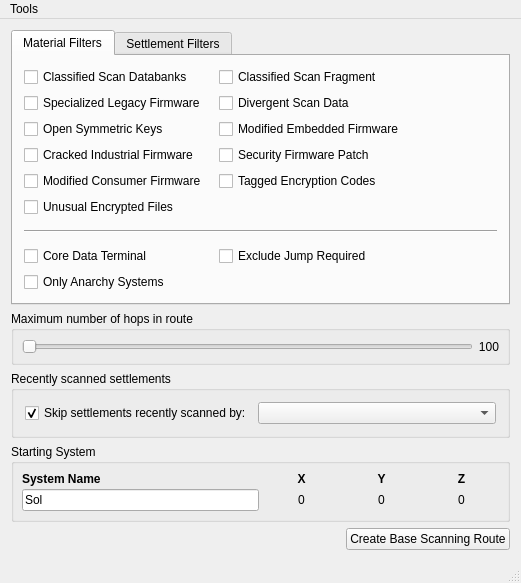
First picture: the form in src/MainWindow.ui, repository neotron/EDPathFinder, before the edit.
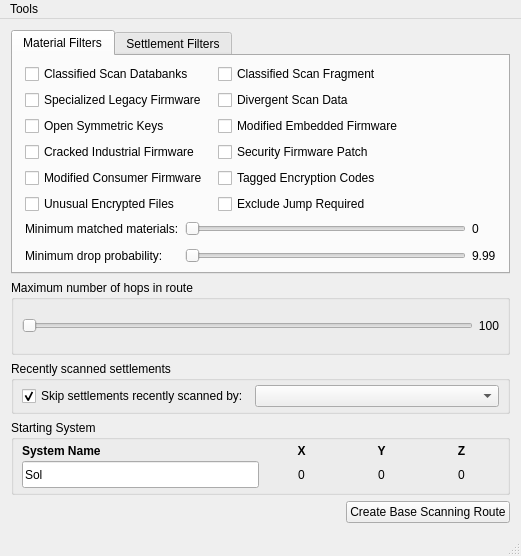
Second picture: the form after the edit. Custom widgets are drawn as their Qt base class.

Commit message:
Added the drop probability, and filtering on that.
Also fixed up layout some, making it a bit more compact (exploration router especially).

```diff
--- a/src/MainWindow.ui
+++ b/src/MainWindow.ui
@@ -7,7 +7,7 @@
     <x>0</x>
     <y>0</y>
     <width>521</width>
-    <height>563</height>
+    <height>556</height>
    </rect>
   </property>
   <property name="sizePolicy">
@@ -54,6 +54,20 @@
        <attribute name="title">
         <string>Material Filters</string>
        </attribute>
+       <layout class="QVBoxLayout" name="verticalLayout_3">
+        <property name="leftMargin">
+         <number>12</number>
+        </property>
+        <property name="topMargin">
+         <number>8</number>
+        </property>
+        <property name="rightMargin">
+         <number>12</number>
+        </property>
+        <property name="bottomMargin">
+         <number>8</number>
+        </property>
+        <item>
        <layout class="QGridLayout" name="gridLayout_2">
         <item row="0" column="0">
          <widget class="QCheckBox" name="csd">
@@ -198,48 +212,7 @@
           </property>
          </widget>
         </item>
-        <item row="6" column="0" colspan="2">
-         <widget class="Line" name="line">
-          <property name="sizePolicy">
-           <sizepolicy hsizetype="MinimumExpanding" vsizetype="MinimumExpanding">
-            <horstretch>0</horstretch>
-            <verstretch>0</verstretch>
-           </sizepolicy>
-          </property>
-          <property name="frameShadow">
-           <enum>QFrame::Sunken</enum>
-          </property>
-          <property name="orientation">
-           <enum>Qt::Horizontal</enum>
-          </property>
-         </widget>
-        </item>
-        <item row="7" column="0">
-         <widget class="QCheckBox" name="cdt">
-          <property name="sizePolicy">
-           <sizepolicy hsizetype="MinimumExpanding" vsizetype="MinimumExpanding">
-            <horstretch>0</horstretch>
-            <verstretch>0</verstretch>
-           </sizepolicy>
-          </property>
-          <property name="minimumSize">
-           <size>
-            <width>0</width>
-            <height>0</height>
-           </size>
-          </property>
-          <property name="toolTip">
-           <string>The base includes a scannable Core Data Terminal for extra income.</string>
-          </property>
-          <property name="text">
-           <string>Core Data Terminal</string>
-          </property>
-          <property name="checked">
-           <bool>false</bool>
-          </property>
-         </widget>
-        </item>
-        <item row="7" column="1">
+          <item row="5" column="1">
          <widget class="QCheckBox" name="jump">
           <property name="sizePolicy">
            <sizepolicy hsizetype="MinimumExpanding" vsizetype="MinimumExpanding">
@@ -261,21 +234,109 @@
           </property>
          </widget>
         </item>
-        <item row="8" column="0">
-         <widget class="QCheckBox" name="anarchy">
-          <property name="sizePolicy">
-           <sizepolicy hsizetype="MinimumExpanding" vsizetype="MinimumExpanding">
-            <horstretch>0</horstretch>
-            <verstretch>0</verstretch>
-           </sizepolicy>
+         </layout>
+        </item>
+        <item>
+         <spacer name="verticalSpacer">
+          <property name="orientation">
+           <enum>Qt::Vertical</enum>
           </property>
-          <property name="toolTip">
-           <string>Only include bases in anarchy systems (no bounties).</string>
+          <property name="sizeType">
+           <enum>QSizePolicy::MinimumExpanding</enum>
           </property>
+          <property name="sizeHint" stdset="0">
+           <size>
+            <width>20</width>
+            <height>0</height>
+           </size>
+          </property>
+         </spacer>
+        </item>
+        <item>
+         <layout class="QGridLayout" name="gridLayout_4">
+          <property name="verticalSpacing">
+           <number>12</number>
+          </property>
+          <item row="0" column="0">
+           <widget class="QLabel" name="label_5">
           <property name="text">
-           <string>Only Anarchy Systems</string>
-          </property>
-         </widget>
+             <string>Minimum matched materials:</string>
+            </property>
+           </widget>
+          </item>
+          <item row="0" column="1">
+           <widget class="QSlider" name="minMats">
+            <property name="minimum">
+             <number>1</number>
+            </property>
+            <property name="maximum">
+             <number>1</number>
+            </property>
+            <property name="orientation">
+             <enum>Qt::Horizontal</enum>
+            </property>
+           </widget>
+          </item>
+          <item row="0" column="2">
+           <widget class="QLabel" name="minMatsLabel">
+            <property name="text">
+             <string>0</string>
+            </property>
+           </widget>
+          </item>
+          <item row="1" column="0">
+           <widget class="QLabel" name="label_6">
+            <property name="text">
+             <string>Minimum drop probability:</string>
+            </property>
+           </widget>
+          </item>
+          <item row="1" column="1">
+           <widget class="QSlider" name="dropProbability">
+            <property name="maximum">
+             <number>20</number>
+            </property>
+            <property name="singleStep">
+             <number>1</number>
+            </property>
+            <property name="pageStep">
+             <number>4</number>
+            </property>
+            <property name="orientation">
+             <enum>Qt::Horizontal</enum>
+            </property>
+           </widget>
+          </item>
+          <item row="1" column="2">
+           <widget class="QLabel" name="dropProbabilityLabel">
+            <property name="minimumSize">
+             <size>
+              <width>22</width>
+              <height>0</height>
+             </size>
+            </property>
+            <property name="text">
+             <string>9.99</string>
+            </property>
+           </widget>
+          </item>
+         </layout>
+        </item>
+        <item>
+         <spacer name="verticalSpacer_2">
+          <property name="orientation">
+           <enum>Qt::Vertical</enum>
+          </property>
+          <property name="sizeType">
+           <enum>QSizePolicy::MinimumExpanding</enum>
+          </property>
+          <property name="sizeHint" stdset="0">
+           <size>
+            <width>20</width>
+            <height>0</height>
+           </size>
+          </property>
+         </spacer>
         </item>
        </layout>
       </widget>
@@ -284,6 +345,18 @@
         <string>Settlement Filters</string>
        </attribute>
        <layout class="QVBoxLayout" name="verticalLayout_4">
+        <property name="leftMargin">
+         <number>12</number>
+        </property>
+        <property name="topMargin">
+         <number>8</number>
+        </property>
+        <property name="rightMargin">
+         <number>12</number>
+        </property>
+        <property name="bottomMargin">
+         <number>8</number>
+        </property>
         <item>
          <widget class="QGroupBox" name="groupBox_3">
           <property name="sizePolicy">
@@ -303,13 +376,13 @@
             <number>8</number>
            </property>
            <property name="topMargin">
-            <number>8</number>
+            <number>4</number>
            </property>
            <property name="rightMargin">
             <number>8</number>
            </property>
            <property name="bottomMargin">
-            <number>8</number>
+            <number>4</number>
            </property>
            <item>
             <widget class="QCheckBox" name="noSec">
@@ -418,13 +491,13 @@
             <number>8</number>
            </property>
            <property name="topMargin">
-            <number>8</number>
+            <number>4</number>
            </property>
            <property name="rightMargin">
             <number>8</number>
            </property>
            <property name="bottomMargin">
-            <number>8</number>
+            <number>4</number>
            </property>
            <item>
             <widget class="QCheckBox" name="smallSize">
@@ -483,6 +556,18 @@
            <string>Entry Distance Filtering</string>
           </property>
           <layout class="QVBoxLayout" name="verticalLayout_2">
+           <property name="leftMargin">
+            <number>8</number>
+           </property>
+           <property name="topMargin">
+            <number>4</number>
+           </property>
+           <property name="rightMargin">
+            <number>8</number>
+           </property>
+           <property name="bottomMargin">
+            <number>4</number>
+           </property>
            <item>
             <layout class="QHBoxLayout" name="distanceLayout">
              <property name="spacing">
@@ -568,13 +653,13 @@
         <number>8</number>
        </property>
        <property name="topMargin">
-        <number>8</number>
+        <number>4</number>
        </property>
        <property name="rightMargin">
         <number>8</number>
        </property>
        <property name="bottomMargin">
-        <number>8</number>
+        <number>4</number>
        </property>
        <item>
         <widget class="QSlider" name="systemCountSlider">
@@ -632,6 +717,18 @@
        <string>Recently scanned settlements</string>
       </property>
       <layout class="QGridLayout" name="gridLayout_3">
+       <property name="leftMargin">
+        <number>8</number>
+       </property>
+       <property name="topMargin">
+        <number>4</number>
+       </property>
+       <property name="rightMargin">
+        <number>8</number>
+       </property>
+       <property name="bottomMargin">
+        <number>4</number>
+       </property>
        <item row="0" column="1">
         <widget class="QComboBox" name="filterCommander">
          <property name="sizePolicy">
@@ -680,13 +777,13 @@
         <number>8</number>
        </property>
        <property name="topMargin">
-        <number>8</number>
+        <number>4</number>
        </property>
        <property name="rightMargin">
         <number>8</number>
        </property>
        <property name="bottomMargin">
-        <number>8</number>
+        <number>4</number>
        </property>
        <property name="horizontalSpacing">
         <number>5</number>
```
Left out of the diff: 50 changed lines with no effect on the pictures. Lines whose indentation alone changed are shown as unchanged. The commit also changes 15 other files.
